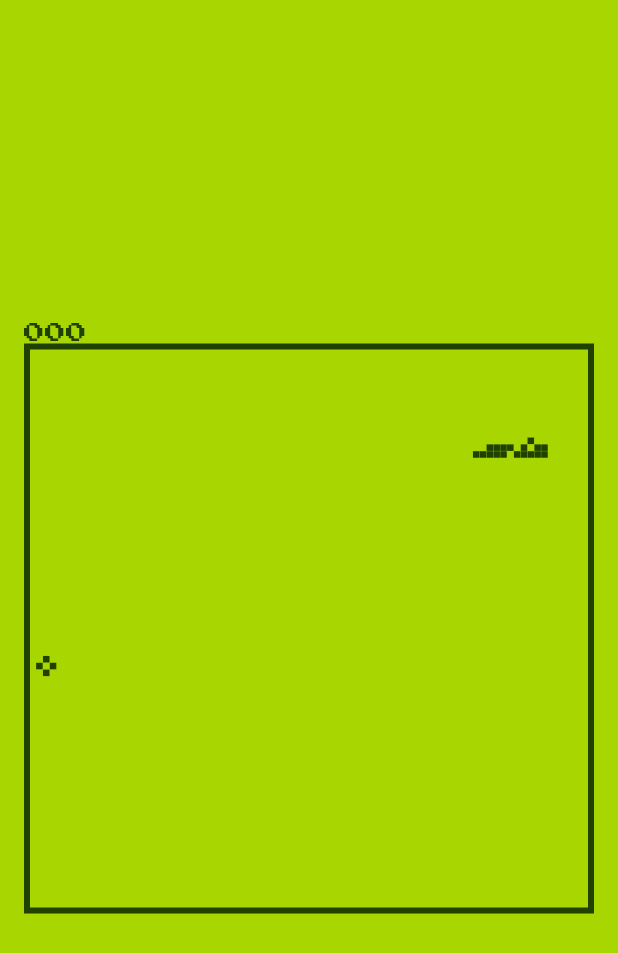
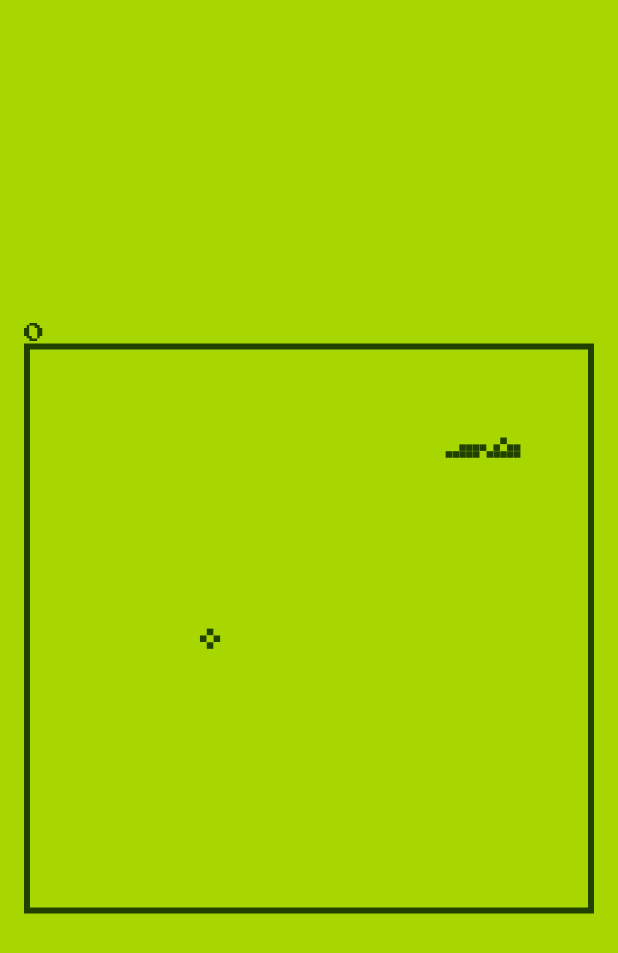
Before and after one commit to AlabasterAxe/snakewich, a Flutter app: the screen it shows after launch, on a phone screen of 412 x 824 dp. Shown: the top 953 px of the screen. Run offline on Flutter 3.47's test engine with Material 2 defaults, Android fonts, the phone set to English and light mode, and no system bars; our stand-ins replace google_fonts.

Commit message:
couple more simplicity passes

```diff
--- a/lib/main.dart
+++ b/lib/main.dart
@@ -4,8 +4,9 @@ import 'dart:math';
 import 'package:flutter/material.dart';
 import 'package:google_fonts/google_fonts.dart';
 
-Color bgColor = Color.fromARGB(255, 168, 214, 0);
-Color pixelColor = Color.fromARGB(255, 32, 65, 0);
+const Color bgColor = Color.fromARGB(255, 168, 214, 0);
+const Color pixelColor = Color.fromARGB(255, 32, 65, 0);
+Paint pixelPaint = Paint()..color = pixelColor;
 
 void main() {
   runApp(SnakeApp());
@@ -17,6 +18,7 @@ class SnakeApp extends StatelessWidget {
     return MaterialApp(
       title: 'SNAAAKE',
       theme: ThemeData(
+          scaffoldBackgroundColor: bgColor,
           textTheme:
               GoogleFonts.pressStart2pTextTheme().apply(bodyColor: pixelColor)),
       home: SnakeGame(),
@@ -25,6 +27,14 @@ class SnakeApp extends StatelessWidget {
 }
 
 enum Direction { north, east, south, west }
+
+Direction fromOffset(Offset o) {
+  if (o.dx.abs() > o.dy.abs()) {
+    return o.dx > 0 ? Direction.east : Direction.west;
+  } else {
+    return o.dy > 0 ? Direction.south : Direction.north;
+  }
+}
 
 extension DirectionUtil on Direction {
   bool isOrthogonal(Direction d) {
@@ -76,9 +86,6 @@ class SnakePart {
   final bool apple;
 
   SnakePart(this.coord, this.apple);
-
-  int get x => coord.x;
-  int get y => coord.y;
 }
 
 class SnakeGame extends StatefulWidget {
@@ -91,8 +98,7 @@ class SnakeGameState extends State<SnakeGame> {
 
   Timer updateTimer;
 
-  int width;
-  int height;
+  int gridSize;
   List<SnakePart> snake;
   Direction snakeDirection;
 
@@ -111,20 +117,17 @@ class SnakeGameState extends State<SnakeGame> {
 
   @override
   void dispose() {
-    if (updateTimer != null) {
     updateTimer.cancel();
-    }
     super.dispose();
   }
 
   void _reset() {
     score = 0;
-    width = 20;
-    height = 20;
+    gridSize = 20;
     snake = [
-      SnakePart(Coord(5, 3), false),
       SnakePart(Coord(4, 3), false),
-      SnakePart(Coord(3, 3), false)
+      SnakePart(Coord(3, 3), false),
+      SnakePart(Coord(2, 3), false)
     ];
     apple = _getCoordForApple();
     snakeDirection = Direction.east;
@@ -140,19 +143,18 @@ class SnakeGameState extends State<SnakeGame> {
         swipes.removeAt(0);
       }
       Coord newHead = snake.first.coord.getNeighbor(snakeDirection);
-      int tailLength = snake.length - 1;
-      bool eatingApple = apple == newHead;
-      if (eatingApple) {
+      if (newHead == apple) {
         score += 4;
-        tailLength++;
+        snake = [SnakePart(newHead, true), ...snake.take(snake.length)];
         apple = _getCoordForApple();
+      } else {
+        snake = [SnakePart(newHead, false), ...snake.take(snake.length - 1)];
       }
-      snake = [SnakePart(newHead, eatingApple), ...snake.take(tailLength)];
       if (newHead.x < 0 ||
           newHead.y < 0 ||
-          newHead.x >= width ||
-          newHead.y >= height ||
-          snake.skip(1).contains(newHead)) {
+          newHead.x >= gridSize ||
+          newHead.y >= gridSize ||
+          snake.skip(1).map((c) => c.coord).contains(newHead)) {
         timer.cancel();
         gameOver = true;
         return;
@@ -161,18 +163,21 @@ class SnakeGameState extends State<SnakeGame> {
   }
 
   Coord _getCoordForApple() {
-    List<Coord> eligibleApplePositions =
-        List.generate(height, (y) => List.generate(width, (x) => Coord(x, y)))
+    List<Coord> eligibleApplePositions = List.generate(
+            gridSize, (y) => List.generate(gridSize, (x) => Coord(x, y)))
         .expand((e) => e)
-            .where((e) => !snake.contains(e))
+        .where((e) => !snake.map((e) => e.coord).contains(e))
         .toList();
     return eligibleApplePositions[r.nextInt(eligibleApplePositions.length)];
   }
 
-  void _swipe(Direction direction) {
+  void _swipe(DragEndDetails details) {
+    if (details.velocity.pixelsPerSecond.distance > 20) {
+      Direction direction = fromOffset(details.velocity.pixelsPerSecond);
       if ((swipes.isEmpty && direction.isOrthogonal(snakeDirection)) ||
           (swipes.isNotEmpty && swipes.last.isOrthogonal(direction))) {
         swipes.add(direction);
+      }
     }
   }
 
@@ -180,8 +185,7 @@ class SnakeGameState extends State<SnakeGame> {
   Widget build(BuildContext context) {
     Widget game = CustomPaint(
         painter: SnakePainter(
-            width: width,
-            height: height,
+            gridSize: gridSize,
             snake: snake,
             snakeDirection: snakeDirection,
             apple: apple));
@@ -194,155 +198,78 @@ class SnakeGameState extends State<SnakeGame> {
         ))
       ]);
     }
-    game = Container(
-        padding: EdgeInsets.all(4),
-        decoration:
-            BoxDecoration(border: Border.all(color: pixelColor, width: 4)),
-        child: AspectRatio(aspectRatio: width / height, child: game));
-    if (gameOver) {
-      game = GestureDetector(
-        child: game,
-        onTap: () {
-          _reset();
-        },
-      );
-    } else {
-      game = GestureDetector(
-        onVerticalDragEnd: (details) {
-          if (details.velocity.pixelsPerSecond.distance > 20) {
-            _swipe(details.velocity.pixelsPerSecond.dy < 0
-                ? Direction.north
-                : Direction.south);
-          }
-        },
-        onHorizontalDragEnd: (details) {
-          if (details.velocity.pixelsPerSecond.distance > 20) {
-            _swipe(details.velocity.pixelsPerSecond.dx < 0
-                ? Direction.west
-                : Direction.east);
-          }
-        },
-        child: game,
-      );
-    }
     return Scaffold(
-      backgroundColor: bgColor,
       body: Padding(
         padding: EdgeInsets.all(16),
         child: Column(
             mainAxisAlignment: MainAxisAlignment.center,
             crossAxisAlignment: CrossAxisAlignment.stretch,
             children: [
-              Text(
-                _getScoreString(),
-                textAlign: TextAlign.left,
-              ),
-              game
+              Text("$score"),
+              GestureDetector(
+                onTap: gameOver ? _reset : null,
+                onVerticalDragEnd: gameOver ? null : _swipe,
+                onHorizontalDragEnd: gameOver ? null : _swipe,
+                child: Container(
+                    padding: EdgeInsets.all(4),
+                    decoration: BoxDecoration(
+                        border: Border.all(color: pixelColor, width: 4)),
+                    child: AspectRatio(aspectRatio: 1.0, child: game)),
+              )
             ]),
       ),
     );
   }
-
-  String _getScoreString() {
-    String scoreString = "$score";
-    if (score < 10) {
-      return "00" + scoreString;
-    }
-    if (score < 100) {
-      return "0" + scoreString;
-    }
-    return scoreString;
-  }
 }
 
-enum PixelArt {
-  snakeHead,
-  snakeHeadWithMouthOpen,
-  snakeBody,
-  snakeBodyWithApple,
-  snakeBodyTurn,
-  snakeTail,
-  apple
-}
-const Map<PixelArt, List<List<bool>>> pixelArt = {
-  PixelArt.snakeHead: [
+const List<List<bool>> snakeHeadPixels = [
   [true, false, false, false],
   [false, true, true, false],
   [true, true, true, false],
   [false, false, false, false]
-  ],
-  PixelArt.snakeHeadWithMouthOpen: [
+];
+const List<List<bool>> snakeHeadWithMouthOpenPixels = [
   [true, false, true, false],
   [false, true, false, false],
   [true, true, false, false],
   [false, false, true, false]
-  ],
-  PixelArt.snakeBody: [
+];
+const List<List<bool>> snakeBodyPixels = [
   [false, false, false, false],
   [true, true, false, true],
   [true, false, true, true],
   [false, false, false, false]
-  ],
-  PixelArt.snakeBodyWithApple: [
+];
+const List<List<bool>> snakeBodyWithApplePixels = [
   [false, true, true, false],
   [true, true, false, true],
   [true, false, true, true],
   [false, true, true, false]
-  ],
-  PixelArt.snakeBodyTurn: [
+];
+const List<List<bool>> snakeBodyTurnPixels = [
   [false, false, false, false],
   [false, false, true, true],
   [false, true, false, true],
   [false, true, true, false]
-  ],
-  PixelArt.snakeTail: [
+];
+const List<List<bool>> snakeTailPixels = [
   [false, false, false, false],
   [false, false, true, true],
   [true, true, true, true],
   [false, false, false, false]
-  ],
-  PixelArt.apple: [
+];
+const List<List<bool>> applePixels = [
   [false, true, false, false],
   [true, false, true, false],
   [false, true, false, false],
   [false, false, false, false]
-  ]
-};
+];
 
 List<List<bool>> flipH(List<List<bool>> v) =>
     v.map((row) => row.reversed.toList()).toList();
 List<List<bool>> flipV(List<List<bool>> v) => v.reversed.toList();
 List<List<bool>> rotCCW(List<List<bool>> v) =>
     List.generate(4, (x) => List.generate(4, (y) => v[y][x])).reversed.toList();
-
-List<List<bool>> getBodySegment(List<SnakePart> snake, int segment) {
-  SnakePart seg = snake[segment];
-  Direction head = seg.coord.directionTo(snake[segment - 1].coord);
-  Direction tail = snake[segment + 1].coord.directionTo(seg.coord);
-  if (head == tail) {
-    return faceDirection(
-        pixelArt[seg.apple ? PixelArt.snakeBodyWithApple : PixelArt.snakeBody],
-        head);
-  }
-  switch (head) {
-    case Direction.north:
-      return tail == Direction.east
-          ? flipV(flipH(pixelArt[PixelArt.snakeBodyTurn]))
-          : flipV(pixelArt[PixelArt.snakeBodyTurn]);
-    case Direction.east:
-      return tail == Direction.north
-          ? pixelArt[PixelArt.snakeBodyTurn]
-          : flipV(pixelArt[PixelArt.snakeBodyTurn]);
-    case Direction.south:
-      return tail == Direction.east
-          ? flipH(pixelArt[PixelArt.snakeBodyTurn])
-          : pixelArt[PixelArt.snakeBodyTurn];
-    case Direction.west:
-      return tail == Direction.north
-          ? flipH(pixelArt[PixelArt.snakeBodyTurn])
-          : flipV(flipH(pixelArt[PixelArt.snakeBodyTurn]));
-  }
-}
 
 List<List<bool>> faceDirection(List<List<bool>> v, Direction d) {
   switch (d) {
@@ -358,62 +285,80 @@ List<List<bool>> faceDirection(List<List<bool>> v, Direction d) {
 }
 
 class SnakePainter extends CustomPainter {
-  final Paint pixelPaint;
-  final int width;
-  final int height;
+  final int gridSize;
   final List<SnakePart> snake;
   final Direction snakeDirection;
   final Coord apple;
 
-  SnakePainter(
-      {this.width, this.height, this.snake, this.snakeDirection, this.apple})
-      : pixelPaint = Paint()..color = Color.fromARGB(255, 32, 65, 0);
+  SnakePainter({this.gridSize, this.snake, this.snakeDirection, this.apple});
 
   @override
   void paint(Canvas canvas, Size size) {
-    double tileSize = size.width / width;
+    double tileSize = size.width / gridSize;
     drawSnake(canvas, tileSize);
-    drawPixelTile(canvas, pixelArt[PixelArt.apple], apple.x, apple.y, tileSize,
-        pixelPaint);
+    drawPixelTile(canvas, applePixels, apple, tileSize);
   }
 
   void drawSnake(Canvas canvas, double tileSize) {
     drawPixelTile(
         canvas,
         faceDirection(
-            pixelArt[snake.first.coord.getNeighbor(snakeDirection) == apple
-                ? PixelArt.snakeHeadWithMouthOpen
-                : PixelArt.snakeHead],
+            snake.first.coord.getNeighbor(snakeDirection) == apple
+                ? snakeHeadWithMouthOpenPixels
+                : snakeHeadPixels,
             snakeDirection),
-        snake.first.x,
-        snake.first.y,
-        tileSize,
-        pixelPaint);
+        snake.first.coord,
+        tileSize);
     for (int segment = 1; segment < snake.length - 1; segment++) {
-      drawPixelTile(canvas, getBodySegment(snake, segment), snake[segment].x,
-          snake[segment].y, tileSize, pixelPaint);
+      drawPixelTile(canvas, getBodySegment(snake, segment),
+          snake[segment].coord, tileSize);
     }
     drawPixelTile(
         canvas,
-        faceDirection(pixelArt[PixelArt.snakeTail],
+        faceDirection(snakeTailPixels,
             snake.last.coord.directionTo(snake[snake.length - 2].coord)),
-        snake.last.x,
-        snake.last.y,
-        tileSize,
-        pixelPaint);
+        snake.last.coord,
+        tileSize);
+  }
+
+  List<List<bool>> getBodySegment(List<SnakePart> snake, int segment) {
+    SnakePart seg = snake[segment];
+    Direction head = seg.coord.directionTo(snake[segment - 1].coord);
+    Direction tail = snake[segment + 1].coord.directionTo(seg.coord);
+    if (head == tail) {
+      return faceDirection(
+          seg.apple ? snakeBodyWithApplePixels : snakeBodyPixels, head);
+    }
+    switch (head) {
+      case Direction.north:
+        return tail == Direction.east
+            ? flipV(flipH(snakeBodyTurnPixels))
+            : flipV(snakeBodyTurnPixels);
+      case Direction.east:
+        return tail == Direction.north
+            ? snakeBodyTurnPixels
+            : flipV(snakeBodyTurnPixels);
+      case Direction.south:
+        return tail == Direction.east
+            ? flipH(snakeBodyTurnPixels)
+            : snakeBodyTurnPixels;
+      case Direction.west:
+        return tail == Direction.north
+            ? flipH(snakeBodyTurnPixels)
+            : flipV(flipH(snakeBodyTurnPixels));
+    }
   }
 
   void drawPixelTile(
-      Canvas canvas, List<List<bool>> art, int x, int y, double size, Paint p) {
-    double pixelSize = size / 4;
+      Canvas canvas, List<List<bool>> pixels, Coord c, double size) {
+    double ps = size / 4;
     for (int py = 0; py < 4; py++) {
       for (int px = 0; px < 4; px++) {
-        if (art[py][px]) {
+        if (pixels[py][px]) {
           canvas.drawRect(
-              Rect.fromLTWH(x * size + px * pixelSize,
-                      y * size + py * pixelSize, pixelSize, pixelSize)
+              Rect.fromLTWH(c.x * size + px * ps, c.y * size + py * ps, ps, ps)
                   .deflate(.1),
-              p);
+              pixelPaint);
         }
       }
     }
@@ -421,8 +366,7 @@ class SnakePainter extends CustomPainter {
 
   @override
   bool shouldRepaint(SnakePainter old) =>
-      old.height != height ||
-      old.width != width ||
+      old.gridSize != gridSize ||
       old.snake != snake ||
       old.snakeDirection != snakeDirection ||
       old.apple != apple;
```
Lines whose indentation alone changed are shown as unchanged.
